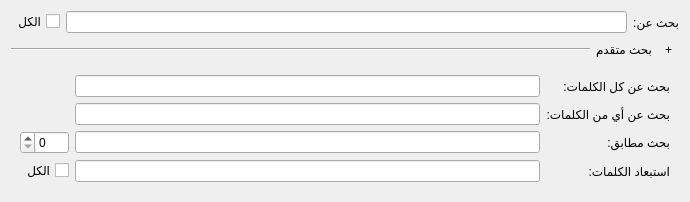
This is src/searchquerywidget.ui in boussouira/moltaqa as Qt 5 draws it before an edit. The edited form follows.
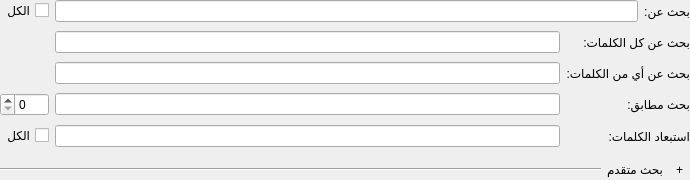
This is the edited form. Custom widgets are drawn as their Qt base class.

Commit message: Improve the search query widget

Patch:
```diff
--- a/src/searchquerywidget.ui
+++ b/src/searchquerywidget.ui
@@ -17,6 +17,9 @@
    <enum>Qt::RightToLeft</enum>
   </property>
   <layout class="QVBoxLayout" name="verticalLayout">
+   <property name="margin">
+    <number>0</number>
+   </property>
    <item>
     <layout class="QHBoxLayout" name="horizontalLayout">
      <item>
@@ -41,43 +44,12 @@
      </item>
     </layout>
    </item>
-   <item>
-    <layout class="QHBoxLayout" name="horizontalLayout_3">
-     <item>
-      <widget class="QToolButton" name="toolAdvancedSearch">
-       <property name="text">
-        <string>+</string>
-       </property>
-       <property name="autoRaise">
-        <bool>true</bool>
-       </property>
-      </widget>
-     </item>
-     <item>
-      <widget class="QLabel" name="label_2">
-       <property name="sizePolicy">
-        <sizepolicy hsizetype="Maximum" vsizetype="Preferred">
-         <horstretch>0</horstretch>
-         <verstretch>0</verstretch>
-        </sizepolicy>
-       </property>
-       <property name="text">
-        <string>بحث متقدم</string>
-       </property>
-      </widget>
-     </item>
-     <item>
-      <widget class="Line" name="line">
-       <property name="orientation">
-        <enum>Qt::Horizontal</enum>
-       </property>
-      </widget>
-     </item>
-    </layout>
-   </item>
    <item>
     <widget class="QWidget" name="widgetAdvancedSearch" native="true">
      <layout class="QHBoxLayout" name="horizontalLayout_2">
+      <property name="margin">
+       <number>0</number>
+      </property>
       <item>
        <layout class="QGridLayout" name="gridLayout">
         <item row="0" column="0">
@@ -142,6 +114,40 @@
      </layout>
     </widget>
    </item>
+   <item>
+    <layout class="QHBoxLayout" name="horizontalLayout_3">
+     <item>
+      <widget class="QToolButton" name="toolAdvancedSearch">
+       <property name="text">
+        <string>+</string>
+       </property>
+       <property name="autoRaise">
+        <bool>true</bool>
+       </property>
+      </widget>
+     </item>
+     <item>
+      <widget class="QLabel" name="label_2">
+       <property name="sizePolicy">
+        <sizepolicy hsizetype="Maximum" vsizetype="Preferred">
+         <horstretch>0</horstretch>
+         <verstretch>0</verstretch>
+        </sizepolicy>
+       </property>
+       <property name="text">
+        <string>بحث متقدم</string>
+       </property>
+      </widget>
+     </item>
+     <item>
+      <widget class="Line" name="line">
+       <property name="orientation">
+        <enum>Qt::Horizontal</enum>
+       </property>
+      </widget>
+     </item>
+    </layout>
+   </item>
   </layout>
  </widget>
  <customwidgets>
```
The commit also changes 1 other file.
